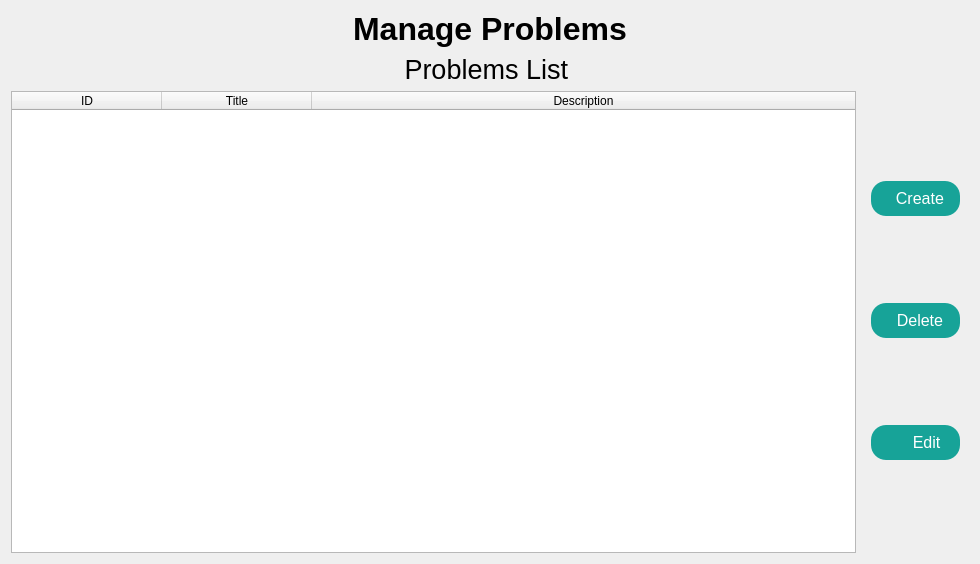
This is problemmanager.ui in IbrahimAhmad20/Competria as Qt 5 draws it before an edit. The edited form follows.
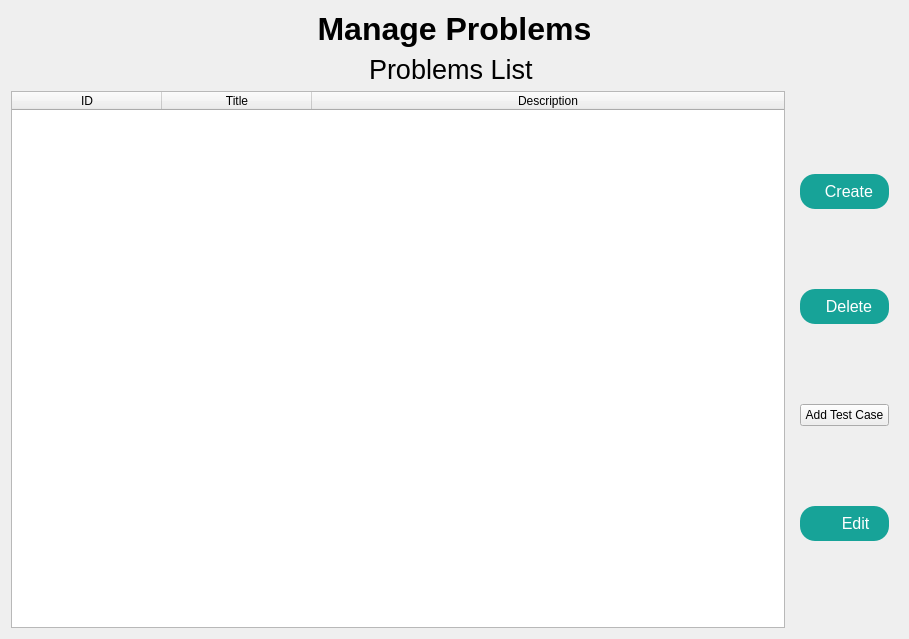
This is the edited form. Icons and pictures are not drawn.

What changed in the file:
```diff
--- a/problemmanager.ui
+++ b/problemmanager.ui
@@ -6,8 +6,8 @@
    <rect>
     <x>0</x>
     <y>0</y>
-    <width>980</width>
-    <height>564</height>
+    <width>909</width>
+    <height>639</height>
    </rect>
   </property>
   <property name="windowTitle">
@@ -144,6 +144,13 @@
             </property>
            </widget>
           </item>
+          <item>
+           <widget class="QPushButton" name="addTestCaseButton">
+            <property name="text">
+             <string>Add Test Case</string>
+            </property>
+           </widget>
+          </item>
           <item>
            <widget class="QPushButton" name="editButton">
             <property name="styleSheet">
```
Left out of the diff: 2 changed lines with no effect on the pictures.
